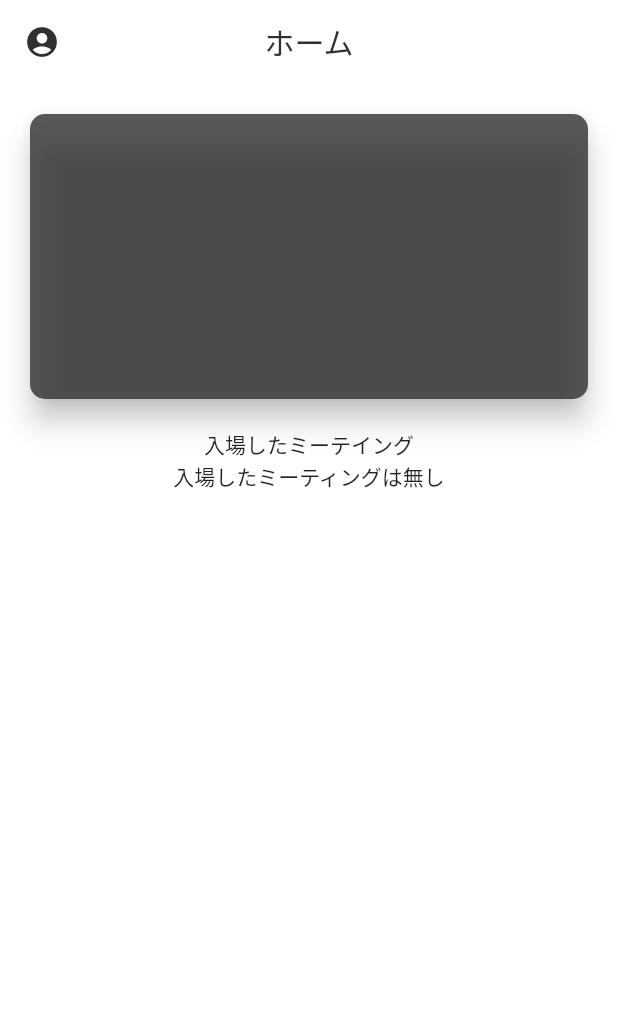
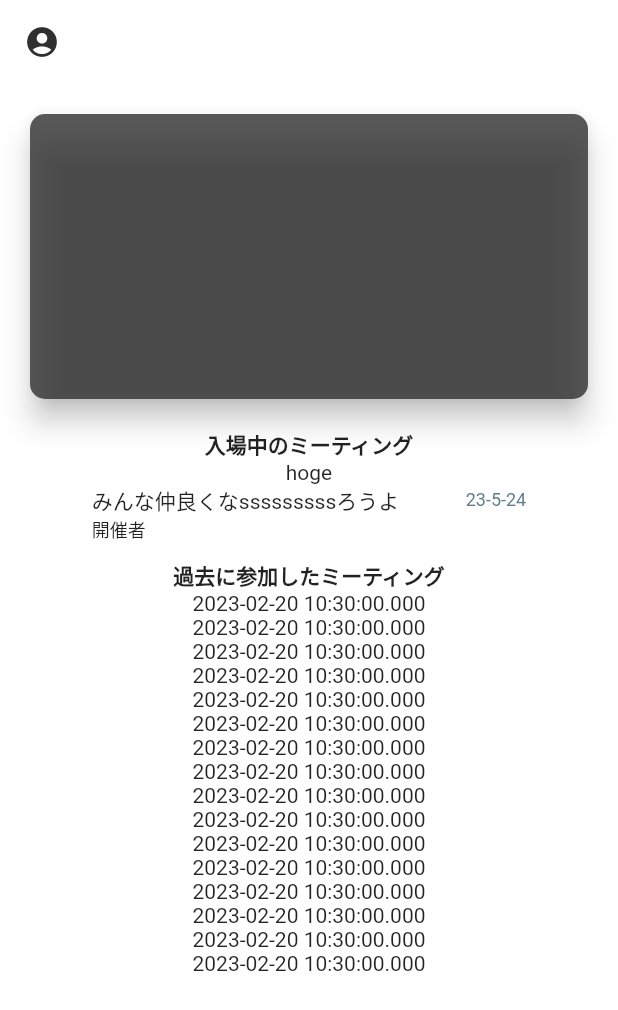
Before and after one commit to MpshamanA/hairakuApp, a Flutter app: the Home screen opened directly, on a phone screen of 412 x 824 dp. Shown: the top 1010 px of the screen. Run offline on Flutter 3.47's test engine with Material 2 defaults, Android fonts, the phone set to English and light mode, and no system bars; our stand-ins replace cloud_firestore, email_validator, firebase_auth, firebase_core, flutter_riverpod, qr_flutter; missing offline and left inert: qr_code_scanner; accounts and stored records are empty.

Commit message:
入場中ミーティング取得UI作成

```diff
--- a/lib/Page/Home/Home_page.dart
+++ b/lib/Page/Home/Home_page.dart
@@ -10,7 +10,7 @@ import '../../Providers/userInfo_provider.dart';
 import '../../Providers/userManage_provider.dart';
 
 class _UserCard extends StatelessWidget {
-  const _UserCard({
+  _UserCard({
     Key? key,
     required this.mainColor,
     required this.customer,
@@ -66,8 +66,31 @@ class Home extends ConsumerStatefulWidget {
 }
 
 class _HomeState extends ConsumerState<Home> {
+  List<Map<String, dynamic>> meetings = [
+    {'id': 1, '会議名': '会議１', '開催日時': DateTime.now()},
+    {'id': 2, '会議名': '会議２', '開催日時': DateTime.now()},
+    {'id': 3, '会議名': '会議３', '開催日時': DateTime.now()},
+    {'id': 4, '会議名': '会議４', '開催日時': DateTime.now()},
+    {'id': 5, '会議名': '会議５', '開催日時': DateTime.now()},
+    {'id': 6, '会議名': '会議６', '開催日時': DateTime.now()},
+    {'id': 7, '会議名': '会議７', '開催日時': DateTime.now()},
+    {'id': 8, '会議名': '会議８', '開催日時': DateTime.now()},
+    {'id': 9, '会議名': '会議９', '開催日時': DateTime.now()},
+    {'id': 10, '会議名': '会議１０', '開催日時': DateTime.now()},
+    {'id': 11, '会議名': '会議１１', '開催日時': DateTime.now()},
+    {'id': 12, '会議名': '会議１２', '開催日時': DateTime.now()},
+    {'id': 13, '会議名': '会議１３', '開催日時': DateTime.now()},
+    {'id': 14, '会議名': '会議１４', '開催日時': DateTime.now()},
+    {'id': 15, '会議名': '会議１５', '開催日時': DateTime.now()},
+    {'id': 16, '会議名': '会議１６', '開催日時': DateTime.now()},
+  ];
+
   @override
   Widget build(BuildContext context) {
+    //画面の横幅を取得
+    final double deviceWidth = MediaQuery.of(context).size.width;
+    //画面の縦幅を取得
+    final double deviceHeight = MediaQuery.of(context).size.height;
     return Scaffold(
       backgroundColor: ConstColors.bodyColor,
       appBar: AppBar(
@@ -79,11 +102,11 @@ class _HomeState extends ConsumerState<Home> {
             Navigator.push(
                 context,
                 CustomMaterialPageRoute(
-                    builder: (context) => AccountSetting()));
+                    builder: (context) => const AccountSetting()));
           },
         ),
         centerTitle: true,
-        title: const Text('ホーム'),
+        // title: const Text('ホーム'),
         backgroundColor: ConstColors.appbarColor,
         foregroundColor: ConstColors.mainColor,
         //影
@@ -96,12 +119,80 @@ class _HomeState extends ConsumerState<Home> {
             customer: ref.watch(userProvider),
           ),
           Text(
-            '入場したミーテイング',
-            textAlign: TextAlign.left,
+            '入場中のミーティング',
+            style: TextStyle(fontWeight: FontWeight.bold),
           ),
           ref.watch(userProvider).isAdmission
               ? Text('入場中だよ')
-              : Text('入場したミーティングは無し')
+              // : Text('入場ミーティングは無し')
+              : Text('hoge'),
+          //入場中の会議
+          Row(
+            mainAxisAlignment: MainAxisAlignment.center,
+            crossAxisAlignment: CrossAxisAlignment.start,
+            children: [
+              Container(
+                height: 50,
+                width: deviceWidth * 0.8,
+                // color: Colors.blueAccent,
+                decoration: BoxDecoration(
+                  // 枠線
+                  // border: Border.all(color: Colors.blue, width: 2),
+                  // 角丸
+                  borderRadius: BorderRadius.circular(8),
+                ),
+                child: Padding(
+                  padding: const EdgeInsets.only(left: 20, right: 20),
+                  child: Column(
+                    crossAxisAlignment: CrossAxisAlignment.start,
+                    children: [
+                      Row(
+                        mainAxisAlignment: MainAxisAlignment.spaceBetween,
+                        children: [
+                          SizedBox(
+                            width: deviceWidth * 0.52,
+                            child: Text(
+                              'みんな仲良くなsssssssssろうよ',
+                              // style: TextStyle(fontWeight: FontWeight.bold),
+                              overflow: TextOverflow.ellipsis,
+                            ),
+                          ),
+                          Padding(
+                            padding: const EdgeInsets.only(left: 5),
+                            child: Text(
+                              '23-5-24',
+                              style: TextStyle(
+                                  fontSize: 12, color: Colors.blueGrey),
+                            ),
+                          ),
+                        ],
+                      ),
+                      Text(
+                        '開催者',
+                        style: TextStyle(fontSize: 12),
+                      ),
+                      // Text('23-5-24'),
+                    ],
+                  ),
+                ),
+              ),
+            ],
+          ),
+          Text(
+            "過去に参加したミーティング",
+            style: TextStyle(fontWeight: FontWeight.bold),
+          ),
+          //ここで過去の会議を2つ表示する
+          Flexible(
+            child: ListView.builder(
+                itemCount: meetings.length,
+                itemBuilder: (c, i) {
+                  return Text(
+                    meetings[i]['開催日時'].toString(),
+                    textAlign: TextAlign.center,
+                  );
+                }),
+          )
         ],
       ),
     );
```
